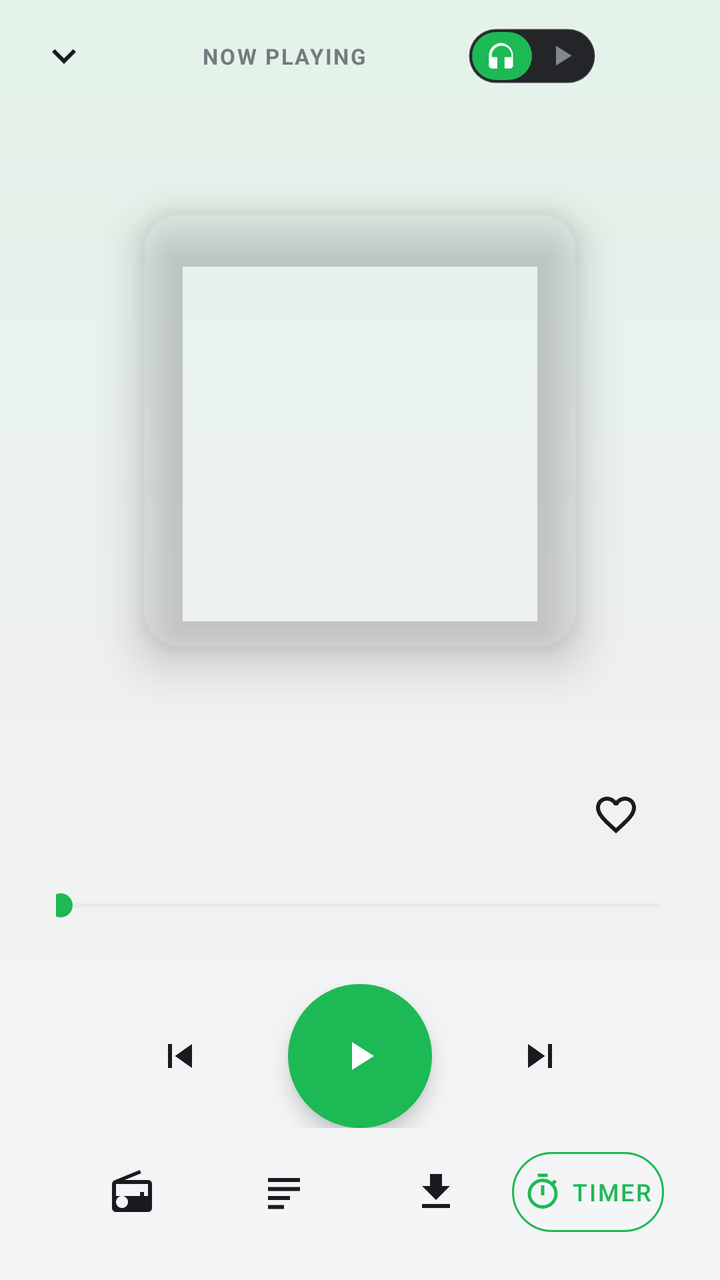
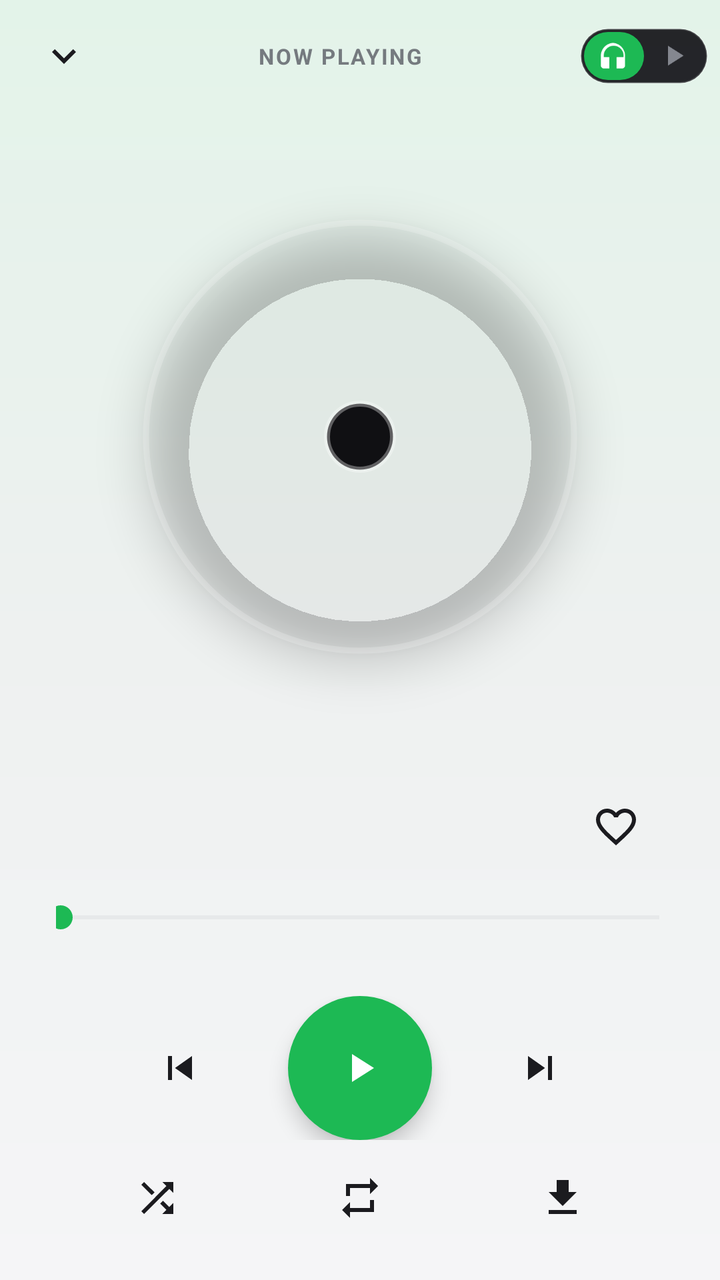

An Android layout rendered at two revisions. The XML below is the earlier revision; the diff shows what the commit changed to produce the second picture.
<!-- AndroidManifest.xml: application theme Theme.PlayTube -->
<!-- res/layout/activity_now_playing.xml -->
<?xml version="1.0" encoding="utf-8"?>
<androidx.constraintlayout.widget.ConstraintLayout xmlns:android="http://schemas.android.com/apk/res/android"
    xmlns:app="http://schemas.android.com/apk/res-auto"
    android:layout_width="match_parent"
    android:layout_height="match_parent"
    android:background="@drawable/bg_nowplaying_bg">

    
    <ImageButton
        android:id="@+id/backButton"
        android:layout_width="48dp"
        android:layout_height="48dp"
        android:layout_marginStart="8dp"
        android:layout_marginTop="4dp"
        android:background="?attr/selectableItemBackgroundBorderless"
        android:contentDescription="@string/cd_back"
        android:rotation="90"
        android:src="@drawable/ic_chevron_right"
        app:layout_constraintStart_toStartOf="parent"
        app:layout_constraintTop_toTopOf="parent"
        app:tint="@color/on_surface" />

    <TextView
        android:id="@+id/playingLabel"
        android:layout_width="0dp"
        android:layout_height="wrap_content"
        android:layout_marginStart="8dp"
        android:layout_marginEnd="8dp"
        android:alpha="0.85"
        android:gravity="center"
        android:letterSpacing="0.08"
        android:text="@string/now_playing"
        android:textAllCaps="true"
        android:textColor="@color/on_surface_variant"
        android:textSize="11sp"
        android:textStyle="bold"
        app:layout_constraintBottom_toBottomOf="@id/backButton"
        app:layout_constraintEnd_toStartOf="@id/modeSwitch"
        app:layout_constraintStart_toEndOf="@id/backButton"
        app:layout_constraintTop_toTopOf="@id/backButton" />

    <LinearLayout
        android:id="@+id/modeSwitch"
        android:layout_width="76dp"
        android:layout_height="48dp"
        android:layout_marginTop="4dp"
        android:gravity="center"
        android:orientation="horizontal"
        android:background="@drawable/bg_mode_switch_hit_area"
        android:contentDescription="@string/switch_to_video"
        android:clickable="true"
        android:focusable="true"
        app:layout_constraintEnd_toStartOf="@id/queueButton"
        app:layout_constraintTop_toTopOf="parent">

        <FrameLayout
            android:layout_width="30dp"
            android:layout_height="24dp"
            android:background="@drawable/bg_mode_switch_active"
            android:importantForAccessibility="no">
            <ImageView
                android:layout_width="17dp"
                android:layout_height="17dp"
                android:layout_gravity="center"
                android:importantForAccessibility="no"
                android:src="@drawable/ic_headset"
                app:tint="@color/white" />
        </FrameLayout>

        <FrameLayout
            android:layout_width="30dp"
            android:layout_height="24dp"
            android:importantForAccessibility="no">
            <ImageView
                android:layout_width="17dp"
                android:layout_height="17dp"
                android:layout_gravity="center"
                android:importantForAccessibility="no"
                android:src="@drawable/ic_play_arrow"
                app:tint="@color/nav_inactive" />
        </FrameLayout>
    </LinearLayout>

    <ImageButton
        android:id="@+id/queueButton"
        android:layout_width="48dp"
        android:layout_height="48dp"
        android:layout_marginTop="4dp"
        android:layout_marginEnd="8dp"
        android:background="?attr/selectableItemBackgroundBorderless"
        android:contentDescription="@string/cd_queue"
        android:src="@drawable/ic_queue_music"
        android:visibility="invisible"
        app:layout_constraintEnd_toEndOf="parent"
        app:layout_constraintTop_toTopOf="parent"
        app:tint="@color/on_surface" />

    
    <FrameLayout
        android:id="@+id/artContainer"
        android:layout_width="0dp"
        android:layout_height="0dp"
        android:layout_marginStart="28dp"
        android:layout_marginTop="6dp"
        android:layout_marginEnd="28dp"
        android:layout_marginBottom="8dp"
        app:layout_constraintBottom_toTopOf="@id/infoBlock"
        app:layout_constraintEnd_toEndOf="parent"
        app:layout_constraintStart_toStartOf="parent"
        app:layout_constraintTop_toBottomOf="@id/backButton">

        <com.google.android.material.imageview.ShapeableImageView
            android:id="@+id/art"
            android:layout_width="220dp"
            android:layout_height="220dp"
            android:layout_gravity="center"
            android:elevation="14dp"
            android:scaleType="centerCrop"
            app:shapeAppearanceOverlay="@style/RoundedArt" />

        <androidx.core.widget.NestedScrollView
            android:id="@+id/lyricsScroll"
            android:layout_width="match_parent"
            android:layout_height="match_parent"
            android:overScrollMode="never"
            android:scrollbars="none"
            android:visibility="gone">

            <LinearLayout
                android:id="@+id/lyricsContainer"
                android:layout_width="match_parent"
                android:layout_height="wrap_content"
                android:orientation="vertical"
                android:paddingTop="40dp"
                android:paddingBottom="120dp" />
        </androidx.core.widget.NestedScrollView>
    </FrameLayout>

    <LinearLayout
        android:id="@+id/infoBlock"
        android:layout_width="0dp"
        android:layout_height="wrap_content"
        android:orientation="vertical"
        android:paddingStart="28dp"
        android:paddingEnd="28dp"
        android:paddingBottom="18dp"
        app:layout_constraintBottom_toBottomOf="parent"
        app:layout_constraintEnd_toEndOf="parent"
        app:layout_constraintStart_toStartOf="parent">

        
        <LinearLayout
            android:layout_width="match_parent"
            android:layout_height="wrap_content"
            android:gravity="center_vertical"
            android:orientation="horizontal">

            <LinearLayout
                android:layout_width="0dp"
                android:layout_height="wrap_content"
                android:layout_weight="1"
                android:orientation="vertical">

                <TextView
                    android:id="@+id/title"
                    android:layout_width="match_parent"
                    android:layout_height="wrap_content"
                    android:ellipsize="end"
                    android:maxLines="2"
                    android:textColor="@color/on_surface"
                    android:textSize="22sp"
                    android:textStyle="bold" />

                <TextView
                    android:id="@+id/subtitle"
                    android:layout_width="match_parent"
                    android:layout_height="wrap_content"
                    android:layout_marginTop="3dp"
                    android:ellipsize="end"
                    android:maxLines="1"
                    android:textColor="@color/on_surface_variant"
                    android:textSize="15sp" />
            </LinearLayout>

            <ImageButton
                android:id="@+id/favoriteButton"
                android:layout_width="48dp"
                android:layout_height="48dp"
                android:layout_marginStart="8dp"
                android:background="?attr/selectableItemBackgroundBorderless"
                android:contentDescription="@string/action_favorite"
                android:src="@drawable/ic_favorite_border"
                app:tint="@color/on_surface" />
        </LinearLayout>

        <SeekBar
            android:id="@+id/seekBar"
            android:layout_width="match_parent"
            android:layout_height="wrap_content"
            android:layout_marginStart="-14dp"
            android:layout_marginTop="10dp"
            android:layout_marginEnd="-14dp"
            android:progressBackgroundTint="@color/outline"
            android:progressTint="@color/music_green"
            android:thumbTint="@color/music_green" />

        <LinearLayout
            android:id="@+id/timeRow"
            android:layout_width="match_parent"
            android:layout_height="wrap_content"
            android:orientation="horizontal">

            <TextView
                android:id="@+id/position"
                android:layout_width="0dp"
                android:layout_height="wrap_content"
                android:layout_weight="1"
                android:textColor="@color/on_surface_variant"
                android:textSize="12sp" />

            <TextView
                android:id="@+id/duration"
                android:layout_width="wrap_content"
                android:layout_height="wrap_content"
                android:textColor="@color/on_surface_variant"
                android:textSize="12sp" />
        </LinearLayout>

        <LinearLayout
            android:id="@+id/controlsRow"
            android:layout_width="match_parent"
            android:layout_height="wrap_content"
            android:layout_marginTop="14dp"
            android:gravity="center"
            android:orientation="horizontal">

            <ImageButton
                android:id="@+id/prevButton"
                android:layout_width="56dp"
                android:layout_height="56dp"
                android:background="?attr/selectableItemBackgroundBorderless"
                android:contentDescription="@string/cd_previous"
                android:src="@drawable/ic_skip_previous"
                app:tint="@color/on_surface" />

            <ImageButton
                android:id="@+id/playPauseButton"
                android:layout_width="72dp"
                android:layout_height="72dp"
                android:layout_marginStart="26dp"
                android:layout_marginEnd="26dp"
                android:background="@drawable/bg_play_circle"
                android:contentDescription="@string/cd_play"
                android:elevation="6dp"
                android:src="@drawable/ic_play_arrow"
                app:tint="@color/white" />

            <ImageButton
                android:id="@+id/nextButton"
                android:layout_width="56dp"
                android:layout_height="56dp"
                android:background="?attr/selectableItemBackgroundBorderless"
                android:contentDescription="@string/cd_next"
                android:src="@drawable/ic_skip_next"
                app:tint="@color/on_surface" />
        </LinearLayout>

        
        <LinearLayout
            android:id="@+id/actionsRow"
            android:layout_width="match_parent"
            android:layout_height="wrap_content"
            android:layout_marginTop="6dp"
            android:gravity="center"
            android:orientation="horizontal">

            <ImageButton
                android:id="@+id/radioButton"
                android:layout_width="0dp"
                android:layout_height="46dp"
                android:layout_weight="1"
                android:background="?attr/selectableItemBackgroundBorderless"
                android:contentDescription="@string/start_radio"
                android:src="@drawable/ic_radio"
                app:tint="@color/on_surface" />

            <ImageButton
                android:id="@+id/lyricsButton"
                android:layout_width="0dp"
                android:layout_height="46dp"
                android:layout_weight="1"
                android:background="?attr/selectableItemBackgroundBorderless"
                android:contentDescription="@string/lyrics"
                android:src="@drawable/ic_lyrics"
                app:tint="@color/on_surface" />

            <ImageButton
                android:id="@+id/downloadButton"
                android:layout_width="0dp"
                android:layout_height="46dp"
                android:layout_weight="1"
                android:background="?attr/selectableItemBackgroundBorderless"
                android:contentDescription="@string/action_download"
                android:src="@drawable/ic_download"
                app:tint="@color/on_surface" />

            <com.google.android.material.button.MaterialButton
                android:id="@+id/timerButton"
                style="@style/Widget.MaterialComponents.Button.OutlinedButton"
                android:layout_width="0dp"
                android:layout_height="52dp"
                android:layout_weight="1"
                android:minWidth="0dp"
                android:paddingStart="4dp"
                android:paddingEnd="4dp"
                android:singleLine="true"
                android:text="@string/sleep_timer_button"
                android:textSize="12sp"
                android:textColor="@color/music_green"
                app:cornerRadius="26dp"
                app:icon="@drawable/ic_sleep_timer"
                app:iconGravity="textStart"
                app:iconPadding="4dp"
                app:iconSize="20dp"
                app:iconTint="@color/music_green"
                app:strokeColor="@color/music_green" />
        </LinearLayout>

        <TextView
            android:id="@+id/downloadStatus"
            android:layout_width="match_parent"
            android:layout_height="wrap_content"
            android:layout_marginTop="2dp"
            android:gravity="center"
            android:textColor="@color/on_surface_variant"
            android:textSize="13sp"
            android:visibility="gone" />



        
        <LinearLayout
            android:id="@+id/upNextCard"
            android:layout_width="match_parent"
            android:layout_height="wrap_content"
            android:layout_marginTop="10dp"
            android:background="@drawable/bg_card_tile"
            android:clickable="true"
            android:focusable="true"
            android:gravity="center_vertical"
            android:orientation="horizontal"
            android:paddingStart="16dp"
            android:paddingTop="12dp"
            android:paddingEnd="12dp"
            android:paddingBottom="12dp"
            android:visibility="gone">

            <LinearLayout
                android:layout_width="0dp"
                android:layout_height="wrap_content"
                android:layout_weight="1"
                android:orientation="vertical">

                <TextView
                    android:id="@+id/upNextLabel"
                    android:layout_width="wrap_content"
                    android:layout_height="wrap_content"
                    android:letterSpacing="0.06"
                    android:text="@string/up_next_label"
                    android:textAllCaps="true"
                    android:textColor="@color/music_green"
                    android:textSize="11sp"
                    android:textStyle="bold" />

                <TextView
                    android:id="@+id/upNextTitle"
                    android:layout_width="match_parent"
                    android:layout_height="wrap_content"
                    android:layout_marginTop="2dp"
                    android:ellipsize="end"
                    android:maxLines="1"
                    android:textColor="@color/on_surface"
                    android:textSize="14sp"
                    android:textStyle="bold" />
            </LinearLayout>

            <ImageView
                android:layout_width="24dp"
                android:layout_height="24dp"
                android:layout_marginStart="10dp"
                android:importantForAccessibility="no"
                android:src="@drawable/ic_queue_music"
                app:tint="@color/on_surface" />
        </LinearLayout>
    </LinearLayout>

    <ProgressBar
        android:id="@+id/loading"
        android:layout_width="wrap_content"
        android:layout_height="wrap_content"
        android:visibility="gone"
        app:layout_constraintBottom_toBottomOf="parent"
        app:layout_constraintEnd_toEndOf="parent"
        app:layout_constraintStart_toStartOf="parent"
        app:layout_constraintTop_toTopOf="parent" />
</androidx.constraintlayout.widget.ConstraintLayout>
<!-- resources referenced by this layout -->
<resources>
  <color name="music_green">#1DB954</color>
  <color name="nav_inactive">#84878F</color>
  <color name="on_surface">#1B1B1F</color>
  <color name="on_surface_variant">#61646C</color>
  <color name="outline">#C9CBD1</color>
  <color name="white">#FFFFFFFF</color>
  <!-- drawable bg_mode_switch_active (drawable) -->
  <?xml version="1.0" encoding="utf-8"?>
  <shape xmlns:android="http://schemas.android.com/apk/res/android" android:shape="rectangle">
      <solid android:color="@color/music_green" />
      <corners android:radius="12dp" />
  </shape>
  <!-- drawable bg_nowplaying_bg (drawable) -->
  <?xml version="1.0" encoding="utf-8"?>
  <shape xmlns:android="http://schemas.android.com/apk/res/android">
      <gradient
          android:angle="270"
          android:startColor="#E3F3E9"
          android:centerColor="#EEF1F0"
          android:endColor="#F5F5F7" />
  </shape>
  <!-- drawable bg_play_circle (drawable) -->
  <?xml version="1.0" encoding="utf-8"?>
  <ripple xmlns:android="http://schemas.android.com/apk/res/android"
      android:color="#4DFFFFFF">
      <item>
          <shape android:shape="oval">
              <solid android:color="@color/music_green" />
          </shape>
      </item>
  </ripple>
  <!-- drawable ic_skip_previous (drawable) -->
  <vector xmlns:android="http://schemas.android.com/apk/res/android"
      android:width="24dp"
      android:height="24dp"
      android:viewportWidth="24"
      android:viewportHeight="24">
      <path
          android:fillColor="#FF000000"
          android:pathData="M6,6h2v12H6zM9.5,12l8.5,6V6z" />
  </vector>
  <string name="action_download">Download</string>
  <string name="action_favorite">Favorite</string>
  <string name="cd_back">Back</string>
  <string name="cd_next">Next</string>
  <string name="cd_play">Play</string>
  <string name="cd_previous">Previous</string>
  <string name="cd_queue">Queue</string>
  <string name="lyrics">Lyrics</string>
  <string name="now_playing">Now playing</string>
  <string name="sleep_timer_button">Timer</string>
  <string name="start_radio">Start radio</string>
  <string name="switch_to_video">Audio active. Switch to video</string>
  <string name="up_next_label">Up next</string>
  <style name="RoundedArt" parent="">
          <item name="cornerFamily">rounded</item>
          <item name="cornerSize">20dp</item>
      </style>
  <color name="action_pill_ripple">#1A000000</color>
  <color name="brand_red">#FF0000</color>
  <color name="bg">#F5F5F7</color>
  <color name="surface">#FFFFFF</color>
  <color name="surface_elevated">#EFEFF2</color>
  <color name="chip_selected_bg">#33FF0000</color>
  <!-- unchanged entries left out for length: 13 -->
</resources>

<!-- the commit's change to res/layout/activity_now_playing.xml (unified diff, before → after) -->
@@ -83,6 +83,7 @@
 
     <ImageButton
         android:id="@+id/queueButton"
+        android:visibility="gone"
         android:layout_width="48dp"
         android:layout_height="48dp"
         android:layout_marginTop="4dp"
@@ -90,7 +91,6 @@
         android:background="?attr/selectableItemBackgroundBorderless"
         android:contentDescription="@string/cd_queue"
         android:src="@drawable/ic_queue_music"
-        android:visibility="invisible"
         app:layout_constraintEnd_toEndOf="parent"
         app:layout_constraintTop_toTopOf="parent"
         app:tint="@color/on_surface" />
@@ -116,7 +116,19 @@
             android:layout_gravity="center"
             android:elevation="14dp"
             android:scaleType="centerCrop"
-            app:shapeAppearanceOverlay="@style/RoundedArt" />
+            app:strokeColor="#33FFFFFF"
+            app:strokeWidth="3dp"
+            android:padding="3dp"
+            app:shapeAppearanceOverlay="@style/CircleArt" />
+
+        
+        <View
+            android:id="@+id/cdHole"
+            android:layout_width="36dp"
+            android:layout_height="36dp"
+            android:layout_gravity="center"
+            android:background="@drawable/bg_cd_hole"
+            android:elevation="16dp" />
 
         <androidx.core.widget.NestedScrollView
             android:id="@+id/lyricsScroll"
@@ -276,6 +288,7 @@
 
             <ImageButton
                 android:id="@+id/radioButton"
+                android:visibility="gone"
                 android:layout_width="0dp"
                 android:layout_height="46dp"
                 android:layout_weight="1"
@@ -286,6 +299,7 @@
 
             <ImageButton
                 android:id="@+id/lyricsButton"
+                android:visibility="gone"
                 android:layout_width="0dp"
                 android:layout_height="46dp"
                 android:layout_weight="1"
@@ -295,6 +309,26 @@
                 app:tint="@color/on_surface" />
 
             <ImageButton
+                android:id="@+id/shuffleButton"
+                android:layout_width="0dp"
+                android:layout_height="46dp"
+                android:layout_weight="1"
+                android:background="?attr/selectableItemBackgroundBorderless"
+                android:contentDescription="Shuffle"
+                android:src="@drawable/ic_shuffle"
+                app:tint="@color/on_surface" />
+
+            <ImageButton
+                android:id="@+id/repeatButton"
+                android:layout_width="0dp"
+                android:layout_height="46dp"
+                android:layout_weight="1"
+                android:background="?attr/selectableItemBackgroundBorderless"
+                android:contentDescription="Repeat"
+                android:src="@drawable/ic_repeat"
+                app:tint="@color/on_surface" />
+
+            <ImageButton
                 android:id="@+id/downloadButton"
                 android:layout_width="0dp"
                 android:layout_height="46dp"
@@ -306,6 +340,7 @@
 
             <com.google.android.material.button.MaterialButton
                 android:id="@+id/timerButton"
+                android:visibility="gone"
                 style="@style/Widget.MaterialComponents.Button.OutlinedButton"
                 android:layout_width="0dp"
                 android:layout_height="52dp"
<!-- resource entries referenced after the edit -->
@@ -6,6 +6,12 @@
   <color name="on_surface_variant">#61646C</color>
   <color name="outline">#C9CBD1</color>
   <color name="white">#FFFFFFFF</color>
+  <!-- drawable bg_cd_hole (drawable) -->
+  <?xml version="1.0" encoding="utf-8"?>
+  <shape xmlns:android="http://schemas.android.com/apk/res/android" android:shape="oval">
+      <solid android:color="#FF101013" />
+      <stroke android:width="3dp" android:color="#55FFFFFF" />
+  </shape>
   <!-- drawable bg_mode_switch_active (drawable) -->
   <?xml version="1.0" encoding="utf-8"?>
   <shape xmlns:android="http://schemas.android.com/apk/res/android" android:shape="rectangle">
@@ -31,6 +37,18 @@
           </shape>
       </item>
   </ripple>
+  <!-- drawable ic_repeat (drawable) -->
+  <vector xmlns:android="http://schemas.android.com/apk/res/android"
+      android:width="24dp" android:height="24dp" android:viewportWidth="24" android:viewportHeight="24">
+      <path android:fillColor="#FF000000"
+          android:pathData="M7,7h10v3l4,-4 -4,-4v3L5,5v6h2L7,7zM17,17L7,17v-3l-4,4 4,4v-3h12v-6h-2v4z" />
+  </vector>
+  <!-- drawable ic_shuffle (drawable) -->
+  <vector xmlns:android="http://schemas.android.com/apk/res/android"
+      android:width="24dp" android:height="24dp" android:viewportWidth="24" android:viewportHeight="24">
+      <path android:fillColor="#FF000000"
+          android:pathData="M10.59,9.17L5.41,4 4,5.41l5.17,5.17 1.42,-1.41zM14.5,4l2.04,2.04L4,18.59 5.41,20 17.96,7.46 20,9.5L20,4h-5.5zM14.83,13.41l-1.41,1.41 3.13,3.13L14.5,20L20,20v-5.5l-2.04,2.04 -3.13,-3.13z" />
+  </vector>
   <!-- drawable ic_skip_previous (drawable) -->
   <vector xmlns:android="http://schemas.android.com/apk/res/android"
       android:width="24dp"
@@ -54,9 +72,9 @@
   <string name="start_radio">Start radio</string>
   <string name="switch_to_video">Audio active. Switch to video</string>
   <string name="up_next_label">Up next</string>
-  <style name="RoundedArt" parent="">
+  <style name="CircleArt" parent="">
           <item name="cornerFamily">rounded</item>
-          <item name="cornerSize">20dp</item>
+          <item name="cornerSize">50%</item>
       </style>
   <color name="action_pill_ripple">#1A000000</color>
   <color name="brand_red">#FF0000</color>
